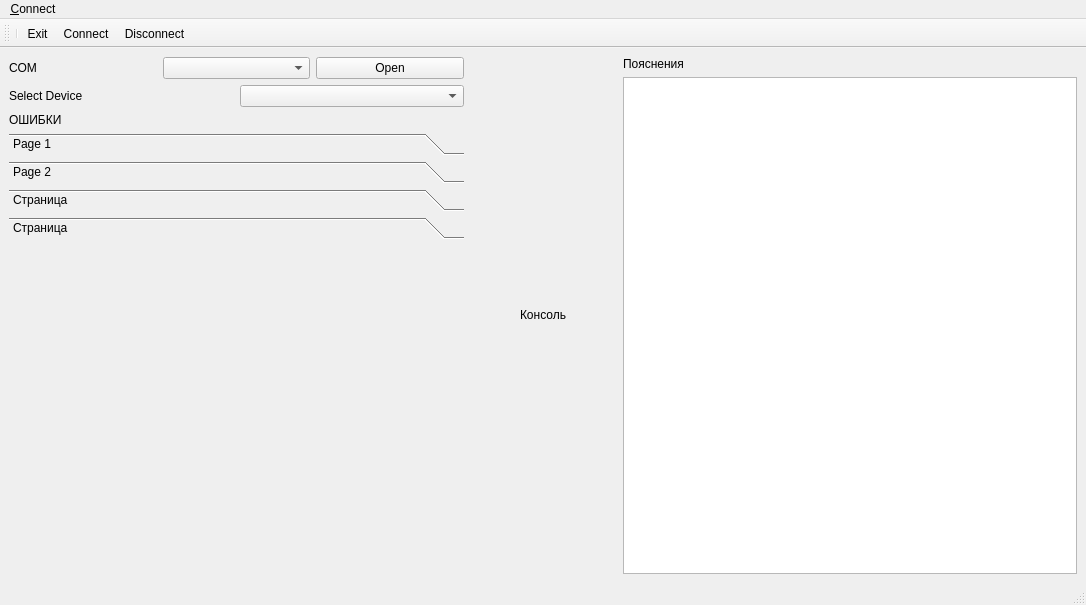
Before: the Qt Designer form mainwindow.ui in Neitron-byte/Repair, drawn with Qt 5.
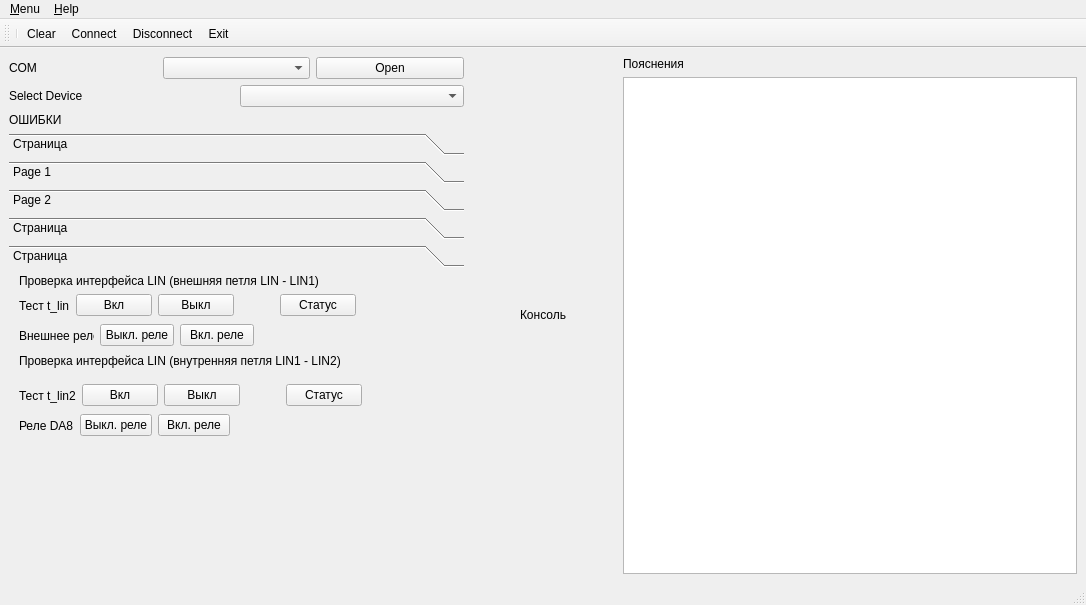
After: the same form once the commit is applied. The open tabs and pages were chosen to show the change. Icons and pictures are not drawn.

```diff
--- a/mainwindow.ui
+++ b/mainwindow.ui
@@ -27,6 +27,26 @@
     </sizepolicy>
    </property>
    <layout class="QGridLayout" name="gridLayout">
+    <item row="0" column="2" rowspan="2">
+     <layout class="QVBoxLayout" name="verticalLayout_5">
+      <item>
+       <widget class="QLabel" name="label_11">
+        <property name="sizePolicy">
+         <sizepolicy hsizetype="Preferred" vsizetype="Fixed">
+          <horstretch>0</horstretch>
+          <verstretch>0</verstretch>
+         </sizepolicy>
+        </property>
+        <property name="text">
+         <string>Консоль</string>
+        </property>
+       </widget>
+      </item>
+      <item>
+       <layout class="QVBoxLayout" name="verticalLayout"/>
+      </item>
+     </layout>
+    </item>
     <item row="0" column="0" rowspan="2">
      <layout class="QVBoxLayout" name="verticalLayout_6">
       <item>
@@ -102,15 +122,41 @@
          </size>
         </property>
         <property name="currentIndex">
-         <number>2</number>
+         <number>4</number>
         </property>
+        <widget class="QWidget" name="page_power">
+         <property name="geometry">
+          <rect>
+           <x>0</x>
+           <y>0</y>
+           <width>448</width>
+           <height>297</height>
+          </rect>
+         </property>
+         <attribute name="label">
+          <string>Страница</string>
+         </attribute>
+         <widget class="QPushButton" name="pushButton_2">
+          <property name="geometry">
+           <rect>
+            <x>10</x>
+            <y>10</y>
+            <width>141</width>
+            <height>23</height>
+           </rect>
+          </property>
+          <property name="text">
+           <string>Напряжение питания</string>
+          </property>
+         </widget>
+        </widget>
         <widget class="QWidget" name="page_34">
          <property name="geometry">
           <rect>
            <x>0</x>
            <y>0</y>
            <width>448</width>
-           <height>324</height>
+           <height>297</height>
           </rect>
          </property>
          <property name="sizePolicy">
@@ -248,7 +294,7 @@
            <x>0</x>
            <y>0</y>
            <width>448</width>
-           <height>324</height>
+           <height>297</height>
           </rect>
          </property>
          <attribute name="label">
@@ -312,30 +358,250 @@
            <x>0</x>
            <y>0</y>
            <width>448</width>
-           <height>324</height>
+           <height>297</height>
           </rect>
          </property>
          <attribute name="label">
           <string>Страница</string>
          </attribute>
         </widget>
-        <widget class="QWidget" name="page_e3">
+        <widget class="QWidget" name="page_e37">
          <property name="geometry">
           <rect>
            <x>0</x>
            <y>0</y>
            <width>448</width>
-           <height>324</height>
+           <height>297</height>
           </rect>
          </property>
          <attribute name="label">
           <string>Страница</string>
          </attribute>
+         <widget class="QLabel" name="label_15">
+          <property name="geometry">
+           <rect>
+            <x>10</x>
+            <y>0</y>
+            <width>431</width>
+            <height>16</height>
+           </rect>
+          </property>
+          <property name="text">
+           <string>Проверка интерфейса LIN (внешняя петля LIN - LIN1)</string>
+          </property>
+         </widget>
+         <widget class="QLabel" name="label_23">
+          <property name="geometry">
+           <rect>
+            <x>10</x>
+            <y>80</y>
+            <width>431</width>
+            <height>16</height>
+           </rect>
+          </property>
+          <property name="text">
+           <string>Проверка интерфейса LIN (внутренняя петля LIN1 - LIN2)</string>
+          </property>
+         </widget>
+         <widget class="QWidget" name="layoutWidget">
+          <property name="geometry">
+           <rect>
+            <x>10</x>
+            <y>20</y>
+            <width>337</width>
+            <height>25</height>
+           </rect>
+          </property>
+          <layout class="QHBoxLayout" name="horizontalLayout_9">
+           <item>
+            <widget class="QLabel" name="label_14">
+             <property name="text">
+              <string>Тест t_lin</string>
+             </property>
+            </widget>
+           </item>
+           <item>
+            <widget class="QPushButton" name="pushButton_lin_split">
+             <property name="text">
+              <string>Вкл</string>
+             </property>
+            </widget>
+           </item>
+           <item>
+            <widget class="QPushButton" name="pushButton_lin_split_2">
+             <property name="text">
+              <string>Выкл</string>
+             </property>
+            </widget>
+           </item>
+           <item>
+            <spacer name="horizontalSpacer_3">
+             <property name="orientation">
+              <enum>Qt::Horizontal</enum>
+             </property>
+             <property name="sizeType">
+              <enum>QSizePolicy::Fixed</enum>
+             </property>
+             <property name="sizeHint" stdset="0">
+              <size>
+               <width>40</width>
+               <height>20</height>
+              </size>
+             </property>
+            </spacer>
+           </item>
+           <item>
+            <widget class="QPushButton" name="pushButton_lin_split_status">
+             <property name="text">
+              <string>Статус</string>
+             </property>
+            </widget>
+           </item>
+          </layout>
+         </widget>
+         <widget class="QWidget" name="layoutWidget">
+          <property name="geometry">
+           <rect>
+            <x>10</x>
+            <y>50</y>
+            <width>235</width>
+            <height>25</height>
+           </rect>
+          </property>
+          <layout class="QHBoxLayout" name="horizontalLayout_10">
+           <item>
+            <widget class="QLabel" name="label_17">
+             <property name="text">
+              <string>Внешнее реле</string>
+             </property>
+            </widget>
+           </item>
+           <item>
+            <widget class="QPushButton" name="pushButton_lin_split_OFF_exRelay">
+             <property name="text">
+              <string>Выкл. реле</string>
+             </property>
+            </widget>
+           </item>
+           <item>
+            <widget class="QPushButton" name="pushButton_lin_split_ON_exRelay">
+             <property name="text">
+              <string>Вкл. реле</string>
+             </property>
+            </widget>
+           </item>
+          </layout>
+         </widget>
+         <widget class="QWidget" name="layoutWidget">
+          <property name="geometry">
+           <rect>
+            <x>10</x>
+            <y>110</y>
+            <width>343</width>
+            <height>25</height>
+           </rect>
+          </property>
+          <layout class="QHBoxLayout" name="horizontalLayout_11">
+           <item>
+            <widget class="QLabel" name="label_22">
+             <property name="text">
+              <string>Тест t_lin2</string>
+             </property>
+            </widget>
+           </item>
+           <item>
+            <widget class="QPushButton" name="pushButton_lin_split_on">
+             <property name="text">
+              <string>Вкл</string>
+             </property>
+            </widget>
+           </item>
+           <item>
+            <widget class="QPushButton" name="pushButton_lin_split_off">
+             <property name="text">
+              <string>Выкл</string>
+             </property>
+            </widget>
+           </item>
+           <item>
+            <spacer name="horizontalSpacer_4">
+             <property name="orientation">
+              <enum>Qt::Horizontal</enum>
+             </property>
+             <property name="sizeType">
+              <enum>QSizePolicy::Fixed</enum>
+             </property>
+             <property name="sizeHint" stdset="0">
+              <size>
+               <width>40</width>
+               <height>20</height>
+              </size>
+             </property>
+            </spacer>
+           </item>
+           <item>
+            <widget class="QPushButton" name="pushButton_split_status">
+             <property name="text">
+              <string>Статус</string>
+             </property>
+            </widget>
+           </item>
+          </layout>
+         </widget>
+         <widget class="QWidget" name="layoutWidget">
+          <property name="geometry">
+           <rect>
+            <x>10</x>
+            <y>140</y>
+            <width>211</width>
+            <height>25</height>
+           </rect>
+          </property>
+          <layout class="QHBoxLayout" name="horizontalLayout_15">
+           <item>
+            <widget class="QLabel" name="label_24">
+             <property name="text">
+              <string>Реле DA8</string>
+             </property>
+            </widget>
+           </item>
+           <item>
+            <widget class="QPushButton" name="pushButton_lin_split_off_relay">
+             <property name="text">
+              <string>Выкл. реле</string>
+             </property>
+            </widget>
+           </item>
+           <item>
+            <widget class="QPushButton" name="pushButton_lin_split_on_relay">
+             <property name="text">
+              <string>Вкл. реле</string>
+             </property>
+            </widget>
+           </item>
+          </layout>
+         </widget>
         </widget>
        </widget>
       </item>
      </layout>
     </item>
+    <item row="1" column="3">
+     <spacer name="horizontalSpacer">
+      <property name="orientation">
+       <enum>Qt::Horizontal</enum>
+      </property>
+      <property name="sizeType">
+       <enum>QSizePolicy::Fixed</enum>
+      </property>
+      <property name="sizeHint" stdset="0">
+       <size>
+        <width>50</width>
+        <height>20</height>
+       </size>
+      </property>
+     </spacer>
+    </item>
     <item row="0" column="1">
      <spacer name="horizontalSpacer_2">
       <property name="orientation">
@@ -352,26 +618,6 @@
       </property>
      </spacer>
     </item>
-    <item row="0" column="2" rowspan="2">
-     <layout class="QVBoxLayout" name="verticalLayout_5">
-      <item>
-       <widget class="QLabel" name="label_11">
-        <property name="sizePolicy">
-         <sizepolicy hsizetype="Preferred" vsizetype="Fixed">
-          <horstretch>0</horstretch>
-          <verstretch>0</verstretch>
-         </sizepolicy>
-        </property>
-        <property name="text">
-         <string>Консоль</string>
-        </property>
-       </widget>
-      </item>
-      <item>
-       <layout class="QVBoxLayout" name="verticalLayout"/>
-      </item>
-     </layout>
-    </item>
     <item row="0" column="4" rowspan="2">
      <layout class="QVBoxLayout" name="verticalLayout_4">
       <item>
@@ -396,22 +642,6 @@
       </item>
      </layout>
     </item>
-    <item row="1" column="3">
-     <spacer name="horizontalSpacer">
-      <property name="orientation">
-       <enum>Qt::Horizontal</enum>
-      </property>
-      <property name="sizeType">
-       <enum>QSizePolicy::Fixed</enum>
-      </property>
-      <property name="sizeHint" stdset="0">
-       <size>
-        <width>50</width>
-        <height>20</height>
-       </size>
-      </property>
-     </spacer>
-    </item>
    </layout>
   </widget>
   <widget class="QMenuBar" name="menubar">
@@ -423,17 +653,24 @@
      <height>21</height>
     </rect>
    </property>
-   <widget class="QMenu" name="menu_Connect">
+   <widget class="QMenu" name="menu_Menu">
     <property name="title">
-     <string>&amp;Connect</string>
+     <string>&amp;Menu</string>
     </property>
-    <addaction name="action_Connect"/>
-    <addaction name="action_Disconnect"/>
-    <addaction name="action_Clear"/>
+    <addaction name="action_Connect_2"/>
+    <addaction name="action_Disconnect_2"/>
+    <addaction name="action_Clear_2"/>
     <addaction name="separator"/>
-    <addaction name="action_Exit_2"/>
+    <addaction name="action_Exit_3"/>
    </widget>
-   <addaction name="menu_Connect"/>
+   <widget class="QMenu" name="menu_About">
+    <property name="title">
+     <string>&amp;Help</string>
+    </property>
+    <addaction name="action_About"/>
+   </widget>
+   <addaction name="menu_Menu"/>
+   <addaction name="menu_About"/>
   </widget>
   <widget class="QStatusBar" name="statusbar"/>
   <widget class="QToolBar" name="toolBar">
@@ -447,9 +684,10 @@
     <bool>false</bool>
    </attribute>
    <addaction name="separator"/>
-   <addaction name="action_Exit_2"/>
-   <addaction name="action_Connect"/>
-   <addaction name="action_Disconnect"/>
+   <addaction name="action_Clear_2"/>
+   <addaction name="action_Connect_2"/>
+   <addaction name="action_Disconnect_2"/>
+   <addaction name="action_Exit_3"/>
   </widget>
   <action name="action_New">
    <property name="text">
@@ -466,7 +704,12 @@
     <string>&amp;Close</string>
    </property>
   </action>
-  <action name="action_Connect">
+  <action name="action_Exit">
+   <property name="text">
+    <string>&amp;Exit</string>
+   </property>
+  </action>
+  <action name="action_Connect_2">
    <property name="icon">
     <iconset resource="repair.qrc">
      <normaloff>:/Images/images/connect.png</normaloff>:/Images/images/connect.png</iconset>
@@ -475,7 +718,7 @@
     <string>&amp;Connect</string>
    </property>
   </action>
-  <action name="action_Disconnect">
+  <action name="action_Disconnect_2">
    <property name="icon">
     <iconset resource="repair.qrc">
      <normaloff>:/Images/images/disconnect.png</normaloff>:/Images/images/disconnect.png</iconset>
@@ -484,12 +727,7 @@
     <string>&amp;Disconnect</string>
    </property>
   </action>
-  <action name="action_Exit">
-   <property name="text">
-    <string>&amp;Exit</string>
-   </property>
-  </action>
-  <action name="action_Exit_2">
+  <action name="action_Exit_3">
    <property name="icon">
     <iconset resource="repair.qrc">
      <normaloff>:/Images/images/application-exit.png</normaloff>:/Images/images/application-exit.png</iconset>
@@ -498,7 +736,7 @@
     <string>&amp;Exit</string>
    </property>
   </action>
-  <action name="action_Clear">
+  <action name="action_Clear_2">
    <property name="icon">
     <iconset resource="repair.qrc">
      <normaloff>:/Images/images/clear.png</normaloff>:/Images/images/clear.png</iconset>
@@ -507,6 +745,11 @@
     <string>&amp;Clear</string>
    </property>
   </action>
+  <action name="action_About">
+   <property name="text">
+    <string>&amp;About</string>
+   </property>
+  </action>
  </widget>
  <resources>
   <include location="repair.qrc"/>
```
Left out of the diff: 16 changed lines with no effect on the pictures.
